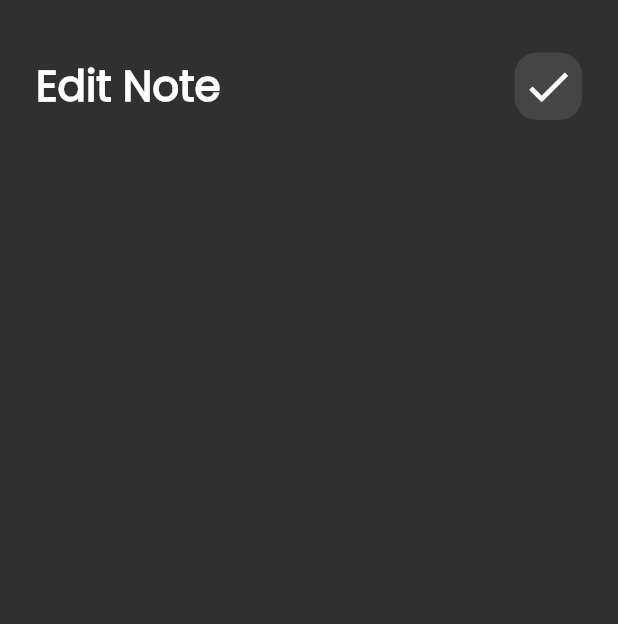
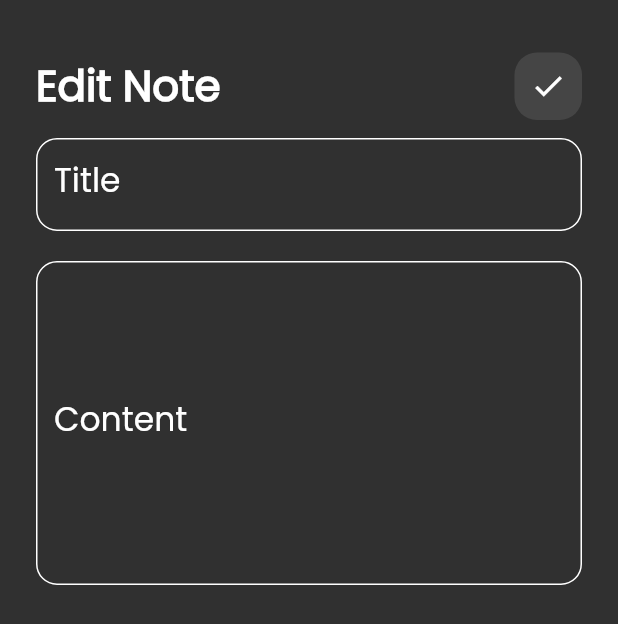
Before and after one commit to Ahmedmahmouddd/notes_app, a Flutter app: the EditNoteView screen opened directly, on a phone screen of 412 x 824 dp. Shown: the top 624 px of the screen. Run offline on Flutter 3.47's test engine with Material 2 defaults, Android fonts, the phone set to English and light mode, and no system bars.

Commit message:
appbar icon is now button

```diff
--- a/lib/widgets/add_note_button_sheet.dart
+++ b/lib/widgets/add_note_button_sheet.dart
@@ -18,7 +18,7 @@ class AddNoteButtonSheet extends StatelessWidget {
               child: CustomTextField(label: 'Title'),
             ),
             SizedBox(height: 20),
-            CustomTextField(label: 'Note', maxLines: 6),
+            CustomTextField(label: 'Content', maxLines: 6),
             SizedBox(height: 20),
             CustomButton(),
             SizedBox(height: 30),
--- a/lib/widgets/custom_search_icon.dart
+++ b/lib/widgets/custom_search_icon.dart
@@ -13,10 +13,7 @@ class CustomSearchIcon extends StatelessWidget {
         borderRadius: BorderRadius.circular(15),
         color: Colors.white.withOpacity(0.1),
       ),
-      child: Icon(
-        icon,
-        size: 35,
-      ),
+      child: IconButton(onPressed: () {}, icon: Icon(icon)),
     );
   }
 }
--- a/lib/widgets/edit_note_view_body.dart
+++ b/lib/widgets/edit_note_view_body.dart
@@ -1,5 +1,6 @@
 import 'package:flutter/material.dart';
 import 'package:note_app/widgets/custom_app_bar.dart';
+import 'package:note_app/widgets/custom_text_field.dart';
 
 class EditNoteViewBody extends StatelessWidget {
   const EditNoteViewBody({super.key});
@@ -12,6 +13,14 @@ class EditNoteViewBody extends StatelessWidget {
         children: [
           SizedBox(height: 35),
           CustomAppBar(title: 'Edit Note', icon: Icons.check),
+          CustomTextField(label: 'Title'),
+          SizedBox(
+            height: 20,
+          ),
+          CustomTextField(
+            label: 'Content',
+            maxLines: 8,
+          )
         ],
       ),
     );
```
